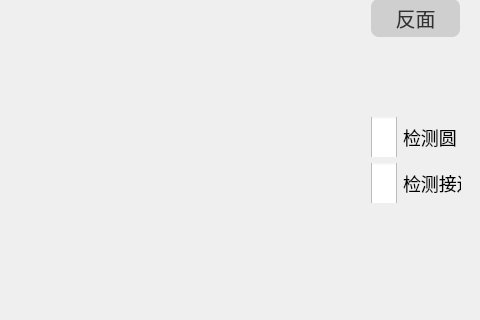
Above: DigitalImageProcess/MainWindow.ui from haitaoh/DigitalImageProcess before the change; both pictures show x 480 to 960 and y 97 to 417 of the 960 by 534 pixel window. Below: the same form after it.
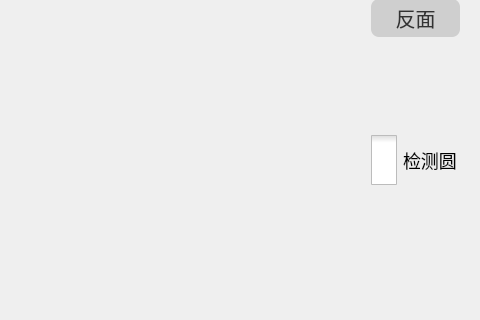
That is the form after the change. Icons and pictures are not drawn.

```diff
--- a/DigitalImageProcess/MainWindow.ui
+++ b/DigitalImageProcess/MainWindow.ui
@@ -247,35 +247,6 @@
        </property>
       </widget>
      </item>
-     <item>
-      <widget class="QCheckBox" name="checkBox2">
-       <property name="font">
-        <font>
-         <family>Microsoft YaHei UI</family>
-         <pointsize>-1</pointsize>
-        </font>
-       </property>
-       <property name="styleSheet">
-        <string notr="true">QCheckBox{
-	font-size:18px;
-font-family:Microsoft YaHei UI;
-}
-QCheckBox::indicator { 
-    width: 26px;
-    height: 50px;
-}
-QCheckBox::indicator::unchecked {   
-    image: url(images/unchecked.png);
-}
-QCheckBox::indicator::checked { 
-    image: url(images/checked.png);
-}</string>
-       </property>
-       <property name="text">
-        <string>检测接边</string>
-       </property>
-      </widget>
-     </item>
     </layout>
    </widget>
   </widget>
```
